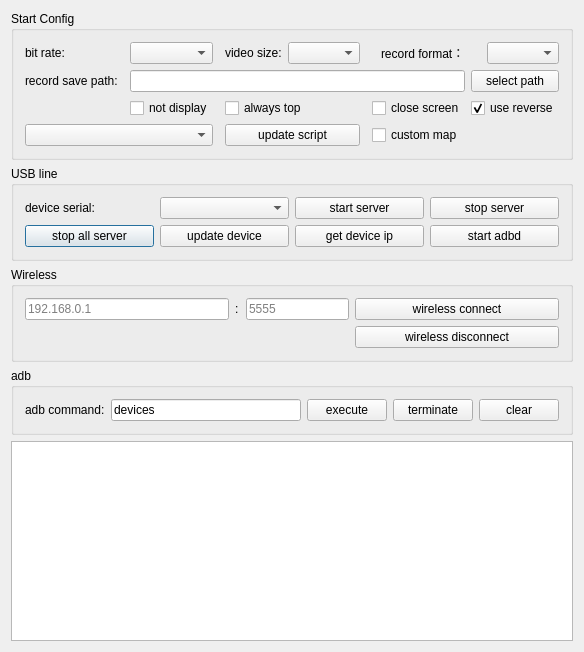
Before: the Qt Designer form QtScrcpy/dialog.ui in barry-ran/QtScrcpy, drawn with Qt 5.
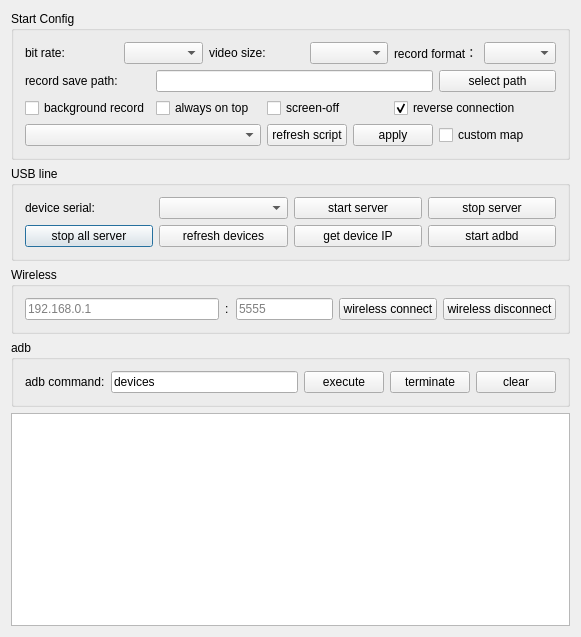
After: the same form once the commit is applied.

Commit message: translation debug, optimize customized script related logic, improve mouse handling logic (#69)

What changed in the file:
```diff
--- a/QtScrcpy/dialog.ui
+++ b/QtScrcpy/dialog.ui
@@ -26,20 +26,20 @@
       <string>USB line</string>
      </property>
      <layout class="QGridLayout" name="gridLayout">
+      <item row="0" column="1">
+       <widget class="QComboBox" name="serialBox"/>
+      </item>
+      <item row="0" column="0">
+       <widget class="QLabel" name="label_2">
+        <property name="text">
+         <string>device serial:</string>
+        </property>
+       </widget>
+      </item>
       <item row="3" column="2">
        <widget class="QPushButton" name="getIPBtn">
         <property name="text">
-         <string>get device ip</string>
-        </property>
-        <property name="autoDefault">
-         <bool>false</bool>
-        </property>
-       </widget>
-      </item>
-      <item row="0" column="3">
-       <widget class="QPushButton" name="stopServerBtn">
-        <property name="text">
-         <string>stop server</string>
+         <string>get device IP</string>
         </property>
         <property name="autoDefault">
          <bool>false</bool>
@@ -49,33 +49,13 @@
       <item row="3" column="1">
        <widget class="QPushButton" name="updateDevice">
         <property name="text">
-         <string>update device</string>
+         <string>refresh devices</string>
         </property>
         <property name="autoDefault">
          <bool>false</bool>
         </property>
        </widget>
       </item>
-      <item row="3" column="3">
-       <widget class="QPushButton" name="startAdbdBtn">
-        <property name="text">
-         <string>start adbd</string>
-        </property>
-        <property name="autoDefault">
-         <bool>false</bool>
-        </property>
-       </widget>
-      </item>
-      <item row="0" column="0">
-       <widget class="QLabel" name="label_2">
-        <property name="text">
-         <string>device serial:</string>
-        </property>
-       </widget>
-      </item>
-      <item row="0" column="1">
-       <widget class="QComboBox" name="serialBox"/>
-      </item>
       <item row="0" column="2">
        <widget class="QPushButton" name="startServerBtn">
         <property name="text">
@@ -93,6 +73,26 @@
         </property>
        </widget>
       </item>
+      <item row="0" column="3">
+       <widget class="QPushButton" name="stopServerBtn">
+        <property name="text">
+         <string>stop server</string>
+        </property>
+        <property name="autoDefault">
+         <bool>false</bool>
+        </property>
+       </widget>
+      </item>
+      <item row="3" column="3">
+       <widget class="QPushButton" name="startAdbdBtn">
+        <property name="text">
+         <string>start adbd</string>
+        </property>
+        <property name="autoDefault">
+         <bool>false</bool>
+        </property>
+       </widget>
+      </item>
      </layout>
     </widget>
    </item>
@@ -101,8 +101,37 @@
      <property name="title">
       <string>Wireless</string>
      </property>
-     <layout class="QGridLayout" name="gridLayout_4" columnstretch="2,0,0,1,2">
-      <item row="3" column="2">
+     <layout class="QGridLayout" name="gridLayout_4" columnstretch="2,0,0,1,2,0">
+      <item row="4" column="4">
+       <widget class="QPushButton" name="wirelessConnectBtn">
+        <property name="sizePolicy">
+         <sizepolicy hsizetype="Fixed" vsizetype="Fixed">
+          <horstretch>0</horstretch>
+          <verstretch>0</verstretch>
+         </sizepolicy>
+        </property>
+        <property name="text">
+         <string>wireless connect</string>
+        </property>
+        <property name="autoDefault">
+         <bool>false</bool>
+        </property>
+       </widget>
+      </item>
+      <item row="4" column="0">
+       <widget class="QLineEdit" name="deviceIpEdt">
+        <property name="text">
+         <string/>
+        </property>
+        <property name="maxLength">
+         <number>128</number>
+        </property>
+        <property name="placeholderText">
+         <string notr="true">192.168.0.1</string>
+        </property>
+       </widget>
+      </item>
+      <item row="4" column="2">
        <widget class="QLabel" name="label">
         <property name="minimumSize">
          <size>
@@ -121,38 +150,27 @@
         </property>
        </widget>
       </item>
-      <item row="3" column="3">
+      <item row="4" column="3">
        <widget class="QLineEdit" name="devicePortEdt">
         <property name="text">
          <string/>
         </property>
+        <property name="maxLength">
+         <number>6</number>
+        </property>
         <property name="placeholderText">
          <string notr="true">5555</string>
         </property>
        </widget>
       </item>
-      <item row="3" column="0">
-       <widget class="QLineEdit" name="deviceIpEdt">
-        <property name="text">
-         <string/>
-        </property>
-        <property name="placeholderText">
-         <string notr="true">192.168.0.1</string>
-        </property>
-       </widget>
-      </item>
-      <item row="3" column="4">
-       <widget class="QPushButton" name="wirelessConnectBtn">
-        <property name="text">
-         <string>wireless connect</string>
-        </property>
-        <property name="autoDefault">
-         <bool>false</bool>
-        </property>
-       </widget>
-      </item>
-      <item row="4" column="4">
+      <item row="4" column="5">
        <widget class="QPushButton" name="wirelessDisConnectBtn">
+        <property name="sizePolicy">
+         <sizepolicy hsizetype="Fixed" vsizetype="Fixed">
+          <horstretch>0</horstretch>
+          <verstretch>0</verstretch>
+         </sizepolicy>
+        </property>
         <property name="text">
          <string>wireless disconnect</string>
         </property>
@@ -243,49 +261,13 @@
         </property>
        </widget>
       </item>
-      <item row="2" column="3" colspan="2">
-       <widget class="QCheckBox" name="notDisplayCheck">
+      <item row="0" column="9" colspan="2">
+       <widget class="QLabel" name="label_6">
         <property name="text">
-         <string>not display</string>
+         <string>record format：</string>
         </property>
-        <property name="checkable">
-         <bool>false</bool>
-        </property>
        </widget>
       </item>
-      <item row="0" column="3" colspan="2">
-       <widget class="QComboBox" name="bitRateBox">
-        <property name="toolTip">
-         <string/>
-        </property>
-        <property name="currentText">
-         <string/>
-        </property>
-       </widget>
-      </item>
-      <item row="2" column="6" colspan="2">
-       <widget class="QCheckBox" name="alwaysTopCheck">
-        <property name="text">
-         <string>always top</string>
-        </property>
-        <property name="checked">
-         <bool>false</bool>
-        </property>
-       </widget>
-      </item>
-      <item row="2" column="11" colspan="2">
-       <widget class="QCheckBox" name="useReverseCheck">
-        <property name="text">
-         <string>use reverse</string>
-        </property>
-        <property name="checked">
-         <bool>true</bool>
-        </property>
-       </widget>
-      </item>
-      <item row="0" column="12">
-       <widget class="QComboBox" name="formatBox"/>
-      </item>
       <item row="1" column="0" colspan="2">
        <widget class="QLabel" name="label_5">
         <property name="text">
@@ -296,35 +278,85 @@
         </property>
        </widget>
       </item>
-      <item row="0" column="6">
-       <widget class="QLabel" name="label_4">
+      <item row="0" column="11">
+       <widget class="QComboBox" name="formatBox"/>
+      </item>
+      <item row="3" column="6" colspan="2">
+       <widget class="QPushButton" name="refreshGameScriptBtn">
         <property name="text">
-         <string>video size:</string>
+         <string>refresh script</string>
         </property>
        </widget>
       </item>
-      <item row="2" column="9" colspan="2">
+      <item row="2" column="9" colspan="3">
+       <widget class="QCheckBox" name="useReverseCheck">
+        <property name="sizePolicy">
+         <sizepolicy hsizetype="Expanding" vsizetype="Fixed">
+          <horstretch>0</horstretch>
+          <verstretch>0</verstretch>
+         </sizepolicy>
+        </property>
+        <property name="text">
+         <string>reverse connection</string>
+        </property>
+        <property name="checked">
+         <bool>true</bool>
+        </property>
+       </widget>
+      </item>
+      <item row="3" column="10" colspan="2">
+       <widget class="QCheckBox" name="gameCheck">
+        <property name="text">
+         <string>custom map</string>
+        </property>
+       </widget>
+      </item>
+      <item row="2" column="3" colspan="2">
+       <widget class="QCheckBox" name="alwaysTopCheck">
+        <property name="sizePolicy">
+         <sizepolicy hsizetype="Expanding" vsizetype="Fixed">
+          <horstretch>0</horstretch>
+          <verstretch>0</verstretch>
+         </sizepolicy>
+        </property>
+        <property name="text">
+         <string>always on top</string>
+        </property>
+        <property name="checked">
+         <bool>false</bool>
+        </property>
+       </widget>
+      </item>
+      <item row="2" column="0" colspan="3">
+       <widget class="QCheckBox" name="notDisplayCheck">
+        <property name="sizePolicy">
+         <sizepolicy hsizetype="Expanding" vsizetype="Fixed">
+          <horstretch>0</horstretch>
+          <verstretch>0</verstretch>
+         </sizepolicy>
+        </property>
+        <property name="text">
+         <string>background record</string>
+        </property>
+        <property name="checkable">
+         <bool>false</bool>
+        </property>
+       </widget>
+      </item>
+      <item row="2" column="6" colspan="3">
        <widget class="QCheckBox" name="closeScreenCheck">
+        <property name="sizePolicy">
+         <sizepolicy hsizetype="Expanding" vsizetype="Fixed">
+          <horstretch>0</horstretch>
+          <verstretch>0</verstretch>
+         </sizepolicy>
+        </property>
         <property name="text">
-         <string>close screen</string>
+         <string>screen-off</string>
         </property>
        </widget>
       </item>
-      <item row="1" column="3" colspan="8">
-       <widget class="QLineEdit" name="recordPathEdt">
-        <property name="readOnly">
-         <bool>true</bool>
-        </property>
-       </widget>
-      </item>
-      <item row="0" column="7">
-       <widget class="QComboBox" name="videoSizeBox">
-        <property name="toolTip">
-         <string/>
-        </property>
-       </widget>
-      </item>
-      <item row="1" column="11" colspan="2">
+      <item row="1" column="10" colspan="2">
        <widget class="QPushButton" name="selectRecordPathBtn">
         <property name="text">
          <string>select path</string>
@@ -334,40 +366,44 @@
         </property>
        </widget>
       </item>
-      <item row="0" column="10">
-       <widget class="QLabel" name="label_6">
-        <property name="text">
-         <string>record format：</string>
-        </property>
-       </widget>
-      </item>
-      <item row="0" column="8" colspan="2">
-       <spacer name="horizontalSpacer">
-        <property name="orientation">
-         <enum>Qt::Horizontal</enum>
-        </property>
-        <property name="sizeHint" stdset="0">
-         <size>
-          <width>40</width>
-          <height>20</height>
-         </size>
-        </property>
-       </spacer>
-      </item>
-      <item row="3" column="0" colspan="5">
+      <item row="3" column="0" colspan="6">
        <widget class="QComboBox" name="gameBox"/>
       </item>
-      <item row="3" column="6" colspan="2">
-       <widget class="QPushButton" name="updateGameScriptBtn">
+      <item row="1" column="3" colspan="7">
+       <widget class="QLineEdit" name="recordPathEdt">
+        <property name="readOnly">
+         <bool>true</bool>
+        </property>
+       </widget>
+      </item>
+      <item row="0" column="2" colspan="2">
+       <widget class="QComboBox" name="bitRateBox">
+        <property name="toolTip">
+         <string/>
+        </property>
+        <property name="currentText">
+         <string/>
+        </property>
+       </widget>
+      </item>
+      <item row="3" column="8" colspan="2">
+       <widget class="QPushButton" name="applyScriptBtn">
         <property name="text">
-         <string>update script</string>
+         <string>apply</string>
         </property>
        </widget>
       </item>
-      <item row="3" column="9" colspan="4">
-       <widget class="QCheckBox" name="gameCheck">
+      <item row="0" column="7" colspan="2">
+       <widget class="QComboBox" name="videoSizeBox">
+        <property name="toolTip">
+         <string/>
+        </property>
+       </widget>
+      </item>
+      <item row="0" column="4" colspan="3">
+       <widget class="QLabel" name="label_4">
         <property name="text">
-         <string>custom map</string>
+         <string>video size:</string>
         </property>
        </widget>
       </item>
```
Left out of the diff: 19 changed lines with no effect on the pictures. The commit also changes 26 other files.
